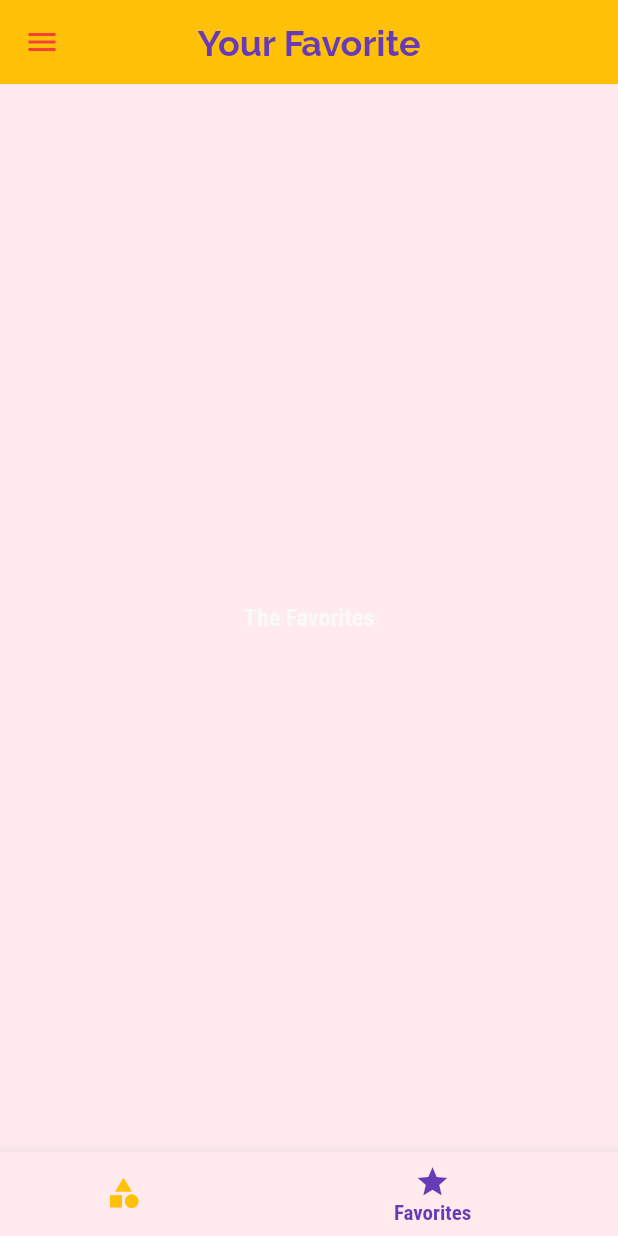
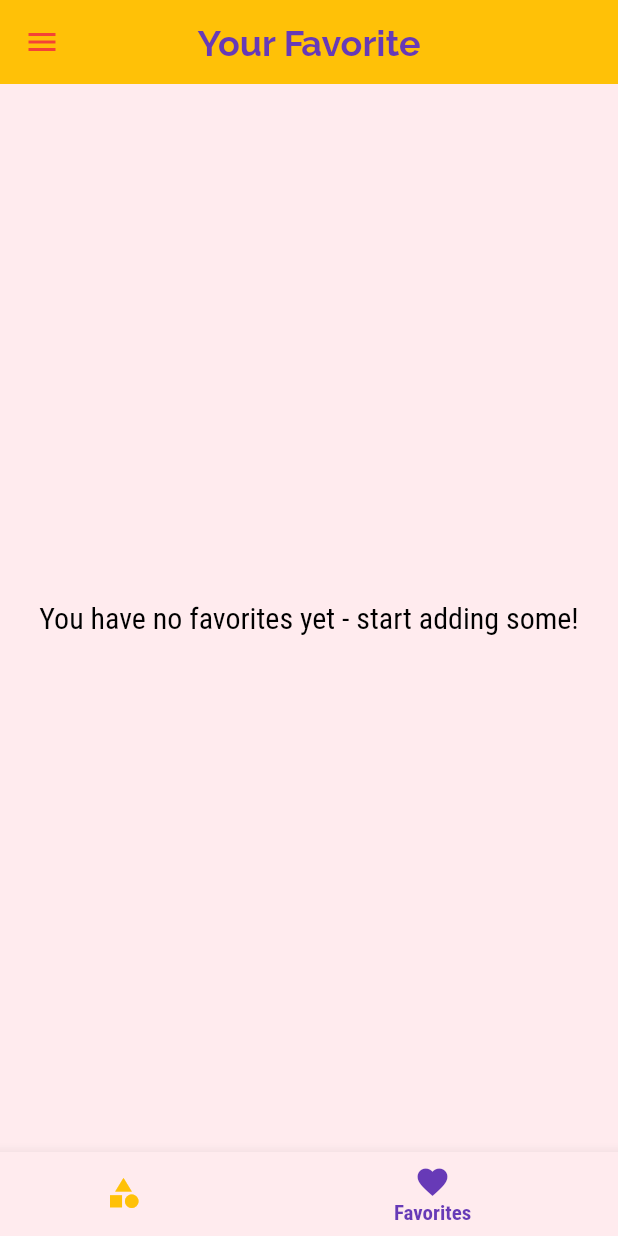
Before and after one commit to gunumdogdu/meals_app, a Flutter app: the screen it shows after launch, item 2 of the bottom bar chosen, on a phone screen of 412 x 824 dp. Run offline on Flutter 3.47's test engine with Material 2 defaults, Android fonts, the phone set to English and light mode, and no system bars.

Commit message:
favorite function added, final

```diff
--- a/lib/main.dart
+++ b/lib/main.dart
@@ -23,6 +23,7 @@ class _MyAppState extends State<MyApp> {
     'vegetarian': false,
   };
   List<Meal> _avaliableMeals = DUMMY_MEALS;
+  List<Meal> _favoritedMeals = [];
 
   void _setFilters(Map<String, bool> filterData) {
     setState(() {
@@ -43,6 +44,26 @@ class _MyAppState extends State<MyApp> {
         return true;
       }).toList();
     });
+  }
+
+  void _toggleFavorite(String mealId) {
+    final existingIndex =
+        _favoritedMeals.indexWhere((meal) => meal.id == mealId);
+    if (existingIndex >= 0) {
+      setState(() {
+        _favoritedMeals.removeAt(existingIndex);
+      });
+    } else {
+      setState(() {
+        _favoritedMeals.add(
+          DUMMY_MEALS.firstWhere((meal) => meal.id == mealId),
+        );
+      });
+    }
+  }
+
+  bool _isMealFavorite(String id) {
+    return _favoritedMeals.any((meal) => meal.id == id);
   }
 
   @override
@@ -116,10 +137,11 @@ class _MyAppState extends State<MyApp> {
 
       initialRoute: '/',
       routes: {
-        '/': (ctx) => TabsScreen(),
+        '/': (ctx) => TabsScreen(_favoritedMeals),
         CategoryMealsScreen.routeName: (ctx) =>
             CategoryMealsScreen(_avaliableMeals),
-        MealDetailScreen.routeName: (ctx) => MealDetailScreen(),
+        MealDetailScreen.routeName: (ctx) =>
+            MealDetailScreen(_toggleFavorite, _isMealFavorite),
         FiltersScreen.routeName: (ctx) => FiltersScreen(_filters, _setFilters),
       },
       onGenerateRoute: (settings) {
--- a/lib/screens/category_meals_screen.dart
+++ b/lib/screens/category_meals_screen.dart
@@ -55,7 +55,6 @@ class _CategoryMealsScreenState extends State<CategoryMealsScreen> {
             duration: displayedMeals[index].duration,
             affordability: displayedMeals[index].affordability,
             complexity: displayedMeals[index].complexity,
-            removeItem: _removeMeal,
           );
         },
         itemCount: displayedMeals.length,
--- a/lib/screens/favorites_screen.dart
+++ b/lib/screens/favorites_screen.dart
@@ -1,10 +1,46 @@
 import 'package:flutter/material.dart';
+import '../models/meal.dart';
+import '../widgets/meal_item.dart';
 
-class FavoritesScreen extends StatelessWidget {
+class FavoritesScreen extends StatefulWidget {
+  final List<Meal> favoriteMeals;
+  FavoritesScreen(this.favoriteMeals);
+
+  @override
+  State<FavoritesScreen> createState() => _FavoritesScreenState();
+}
+
+class _FavoritesScreenState extends State<FavoritesScreen> {
+  List<Meal> meals = [];
+  @override
+  void initState() {
+    meals = widget.favoriteMeals;
+    super.initState();
+  }
+
   @override
   Widget build(BuildContext context) {
-    return Center(
-      child: Text('The Favorites'),
-    );
+    if (widget.favoriteMeals.isEmpty) {
+      return Center(
+        child: Text(
+          'You have no favorites yet - start adding some!',
+          style: Theme.of(context).textTheme.bodyLarge,
+        ),
+      );
+    } else {
+      return ListView.builder(
+        itemBuilder: (context, index) {
+          return MealItem(
+            id: meals[index].id,
+            title: meals[index].title,
+            imageUrl: meals[index].imageUrl,
+            duration: meals[index].duration,
+            affordability: meals[index].affordability,
+            complexity: meals[index].complexity,
+          );
+        },
+        itemCount: meals.length,
+      );
+    }
   }
 }
--- a/lib/screens/tabs_screen.dart
+++ b/lib/screens/tabs_screen.dart
@@ -2,24 +2,48 @@ import 'package:flutter/material.dart';
 import 'package:flutter_complete_guide/categories_screen.dart';
 import 'package:flutter_complete_guide/main_drawer.dart';
 import 'package:flutter_complete_guide/screens/favorites_screen.dart';
+import '../models/meal.dart';
 
 class TabsScreen extends StatefulWidget {
+  final List<Meal> favoriteMeals;
+  TabsScreen(this.favoriteMeals);
   @override
   State<TabsScreen> createState() => _TabsScreenState();
 }
 
 class _TabsScreenState extends State<TabsScreen> {
-  final List<Map<String, dynamic>> _pages = [
+  late List<Map<String, dynamic>> _pages;
+  int _selectedPageIndex = 0;
+
+  @override
+  void didUpdateWidget(TabsScreen oldWidget) {
+    super.didUpdateWidget(oldWidget);
+    _pages = [
       {
         'page': CategoriesScreen(),
         'title': 'Categories',
       },
       {
-      'page': FavoritesScreen(),
+        'page': FavoritesScreen(widget.favoriteMeals),
         'title': 'Your Favorite',
       },
     ];
-  int _selectedPageIndex = 0;
+  }
+
+  @override
+  void initState() {
+    _pages = [
+      {
+        'page': CategoriesScreen(),
+        'title': 'Categories',
+      },
+      {
+        'page': FavoritesScreen(widget.favoriteMeals),
+        'title': 'Your Favorite',
+      },
+    ];
+    super.initState();
+  }
 
   void _selectPage(int index) {
     setState(() {
@@ -52,7 +76,7 @@ class _TabsScreenState extends State<TabsScreen> {
             label: 'Categories',
           ),
           BottomNavigationBarItem(
-            icon: Icon(Icons.star),
+            icon: Icon(Icons.favorite),
             label: 'Favorites',
           ),
         ],
```
Also changed, not shown: lib/screens/meal_detail_screen.dart (+6 -4 lines), lib/widgets/meal_item.dart (+9 -10 lines). Lines whose indentation alone changed are shown as unchanged.
